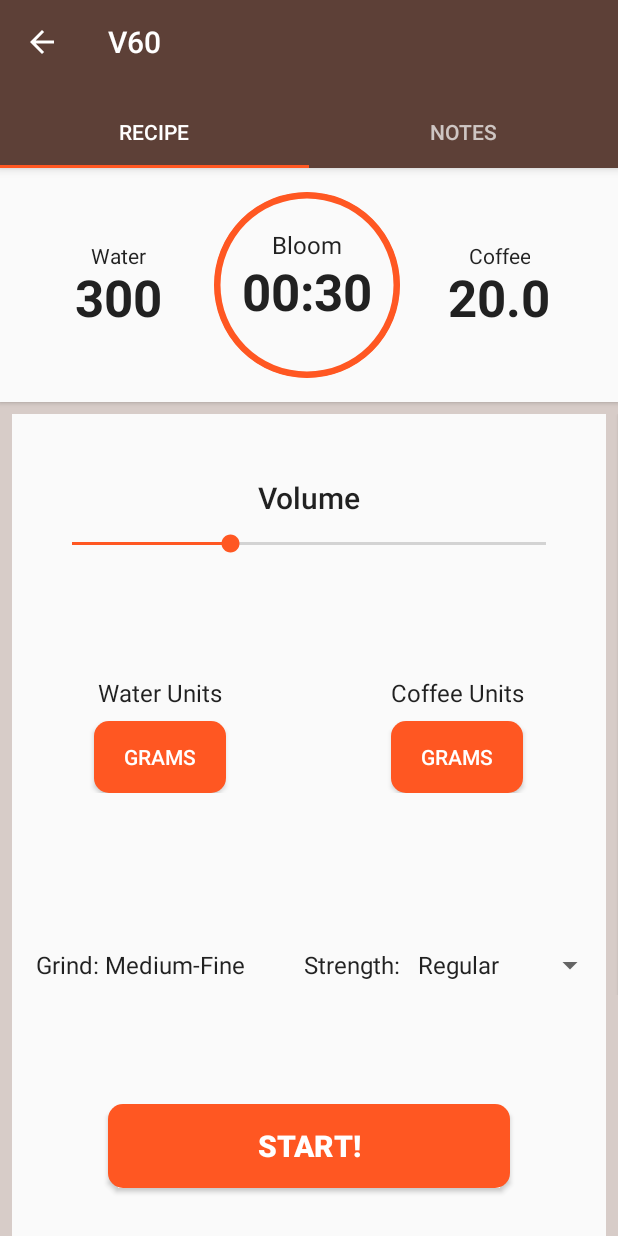
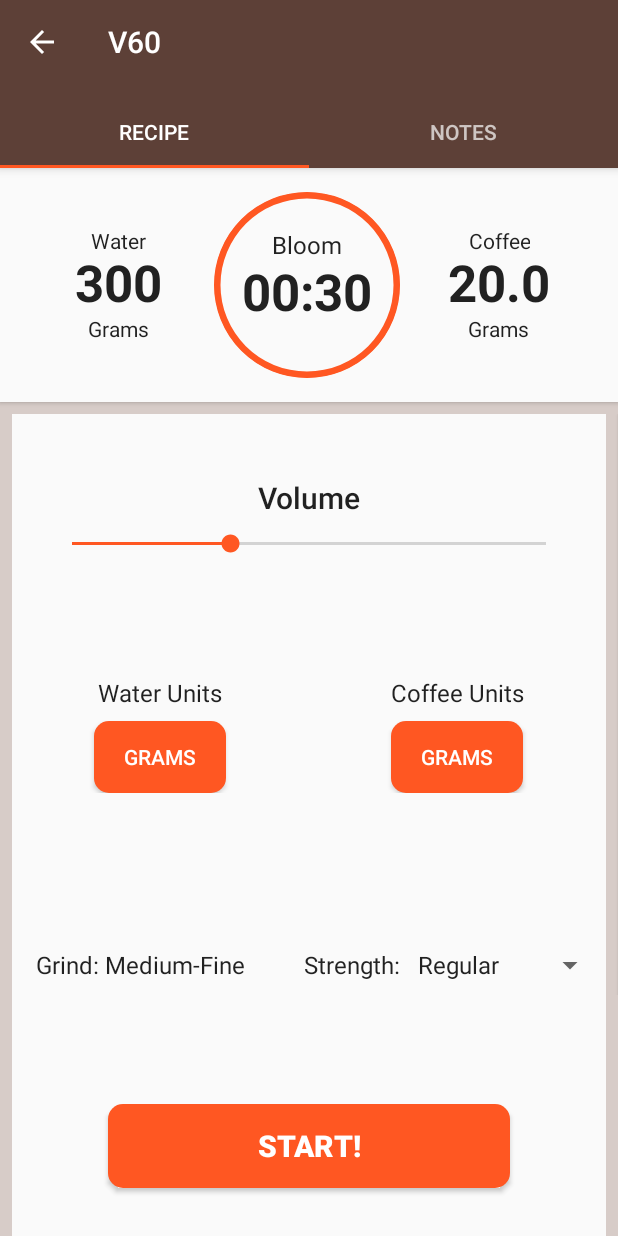
Before and after one commit to PeterEpsteen/CoffeeJournal, an Android app: the screen it shows after launch (BrewRecipeActivity), after a tap on "V60", on a phone screen of 412 x 824 dp. Run offline under Robolectric (Android 15) with nearby library versions, the phone set to English and light mode, and no system bars.

Commit message:
Stable, ready to present. Still need to add various features

```diff
--- a/app/src/main/java/com/example/peter/coffeejournal/BrewRecipeFragment.java
+++ b/app/src/main/java/com/example/peter/coffeejournal/BrewRecipeFragment.java
@@ -37,7 +37,7 @@ public class BrewRecipeFragment extends Fragment implements View.OnClickListener
 
     private BrewRecipe br;
     DBOperator db;
-    TextView waterWeightTv, coffeeWeightTv, grindTv, strengthTv, textTimer, stepTv;
+    TextView waterWeightTv, coffeeWeightTv, grindTv, strengthTv, textTimer, stepTv, waterUnitsTv, coffeeUnitsTv;
     CountDownTimer countDownTimer;
     ProgressBar barTimer;
     Button startButton, waterUnitsButton, coffeeUnitsButton;
@@ -118,6 +118,8 @@ public class BrewRecipeFragment extends Fragment implements View.OnClickListener
         bloomSeconds = br.getBloomTime();
         coffeeUnitsButton = (Button) rootView.findViewById(R.id.coffee_units_button);
         waterUnitsButton = (Button) rootView.findViewById(R.id.water_units_button);
+        waterUnitsTv = getActivity().findViewById(R.id.water_units_text_view);
+        coffeeUnitsTv = getActivity().findViewById(R.id.coffee_units_text_view);
         metric = br.isMetric();
         coffeeUnitsButton.setOnClickListener(this);
         waterUnitsButton.setOnClickListener(this);
@@ -129,9 +131,13 @@ public class BrewRecipeFragment extends Fragment implements View.OnClickListener
         if (br.isMetric()) {
             coffeeUnitsButton.setText("Grams");
             waterUnitsButton.setText("Grams");
+            coffeeUnitsTv.setText("Grams");
+            waterUnitsTv.setText("Grams");
         } else {
             coffeeUnitsButton.setText("Ounces");
             waterUnitsButton.setText("Ounces");
+            coffeeUnitsTv.setText("Ounces");
+            waterUnitsTv.setText("Ounces");
         }
 
 
@@ -231,24 +237,29 @@ public class BrewRecipeFragment extends Fragment implements View.OnClickListener
                 ogWaterUnits = convertGramsToOz(ogWaterUnits);
                 waterWeightTv.setText(String.format("%.2f", oz));
                 waterUnitsButton.setText("Ounces");
+                waterUnitsTv.setText("Ounces");
+
             } else {
                 double grams = convertOzToGrams(Double.parseDouble(waterWeightTv.getText().toString()));
                 waterWeightTv.setText(String.format("%.0f", grams));
                 waterUnits = convertOzToGrams(waterUnits);
                 ogWaterUnits = convertOzToGrams(ogWaterUnits);
                 waterUnitsButton.setText("Grams");
+                waterUnitsTv.setText("Grams");
             }
         } else if (v == coffeeUnitsButton) {
             if (coffeeUnitsButton.getText().toString().equalsIgnoreCase("Grams")) {
                 double oz = convertGramsToOz(Double.parseDouble(coffeeWeightTv.getText().toString()));
                 coffeeWeightTv.setText(String.format("%.2f", oz));
                 coffeeUnitsButton.setText("Ounces");
+                coffeeUnitsTv.setText("Ounces");
                 coffeeUnits = convertGramsToOz(coffeeUnits);
                 ogCoffeeUnits = convertGramsToOz(ogCoffeeUnits);
             } else {
                 double grams = convertOzToGrams(Double.parseDouble(coffeeWeightTv.getText().toString()));
                 coffeeWeightTv.setText(String.format("%.1f", grams));
                 coffeeUnitsButton.setText("Grams");
+                coffeeUnitsTv.setText("Grams");
                 coffeeUnits = convertOzToGrams(coffeeUnits);
                 ogCoffeeUnits = convertOzToGrams(ogCoffeeUnits);
             }
--- a/app/src/main/res/layout/activity_brew_recipe.xml
+++ b/app/src/main/res/layout/activity_brew_recipe.xml
@@ -87,6 +87,14 @@
                     android:textStyle="bold"
                     />
 
+                <TextView
+                    android:layout_width="wrap_content"
+                    android:layout_height="wrap_content"
+                    android:id="@+id/water_units_text_view"
+                    style="@style/TextAppearance.AppCompat.Body1"
+                    android:text="Grams"
+                    android:layout_gravity="center"/>
+
 
             </LinearLayout>
             <LinearLayout
@@ -173,6 +181,14 @@
 
                     />
 
+                <TextView
+                    android:layout_width="wrap_content"
+                    android:layout_height="wrap_content"
+                    android:id="@+id/coffee_units_text_view"
+                    style="@style/TextAppearance.AppCompat.Body1"
+                    android:text="Grams"
+                    android:layout_gravity="center"/>
+
             </LinearLayout>
 
 
```
